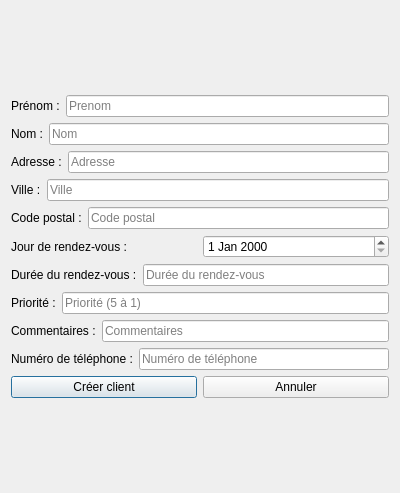
This is addclientdialog.ui in OlivierCoue/projetqt as Qt 5 draws it before an edit. The edited form follows.
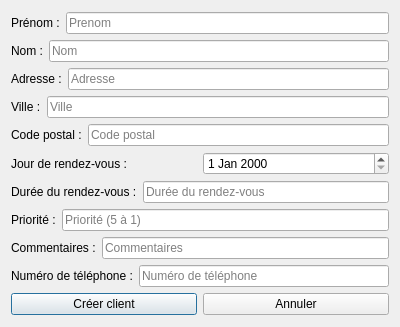
This is the edited form.

```diff
--- a/addclientdialog.ui
+++ b/addclientdialog.ui
@@ -7,7 +7,7 @@
     <x>0</x>
     <y>0</y>
     <width>400</width>
-    <height>493</height>
+    <height>327</height>
    </rect>
   </property>
   <property name="windowTitle">
```
